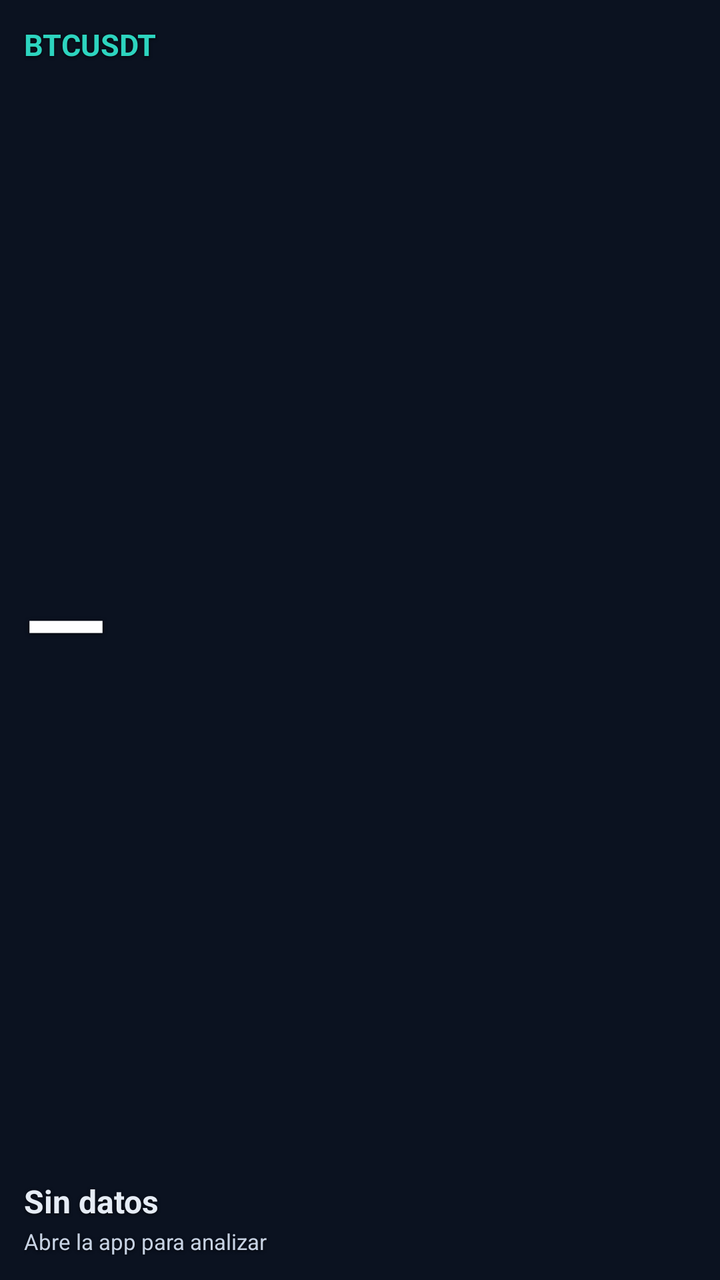
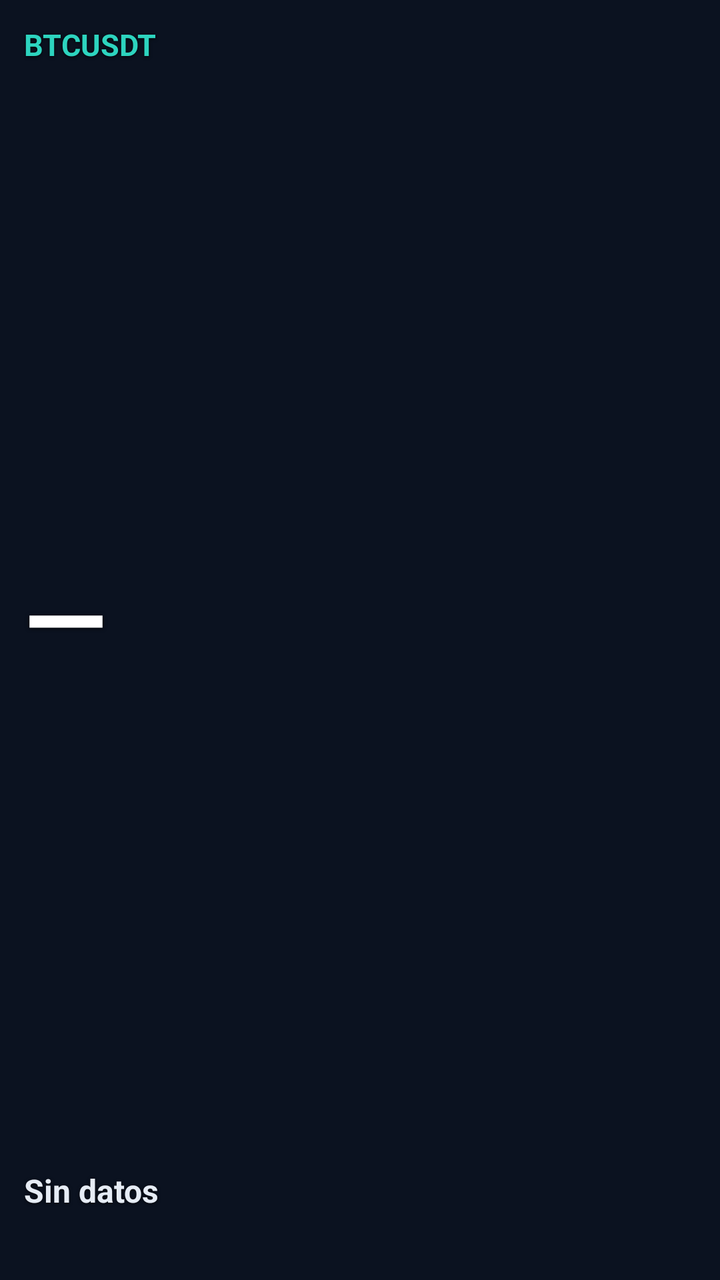

An Android layout rendered at two revisions. The XML below is the earlier revision; the diff shows what the commit changed to produce the second picture.
<!-- AndroidManifest.xml: application theme Theme.OctoTrading -->
<!-- res/layout/widget_octo.xml -->
<?xml version="1.0" encoding="utf-8"?>
<FrameLayout xmlns:android="http://schemas.android.com/apk/res/android"
    android:id="@+id/widget_root"
    android:layout_width="match_parent"
    android:layout_height="match_parent">

    <ImageView
        android:id="@+id/widget_bg_image"
        android:layout_width="match_parent"
        android:layout_height="match_parent"
        android:scaleType="fitXY"
        android:contentDescription="@null" />

    <LinearLayout
        android:layout_width="match_parent"
        android:layout_height="match_parent"
        android:orientation="vertical"
        android:padding="12dp">

        <TextView
            android:id="@+id/widget_symbol"
            android:layout_width="match_parent"
            android:layout_height="wrap_content"
            android:maxLines="1"
            android:textSize="15sp"
            android:autoSizeTextType="uniform"
            android:autoSizeMinTextSize="12sp"
            android:autoSizeMaxTextSize="20sp"
            android:textColor="#2DD4BF"
            android:textStyle="bold"
            android:shadowColor="#CC000000"
            android:shadowDx="0"
            android:shadowDy="1"
            android:shadowRadius="4"
            android:text="BTCUSDT" />

        <TextView
            android:id="@+id/widget_price"
            android:layout_width="match_parent"
            android:layout_height="0dp"
            android:layout_weight="1"
            android:gravity="center_vertical"
            android:maxLines="1"
            android:textSize="30sp"
            android:autoSizeTextType="uniform"
            android:autoSizeMinTextSize="22sp"
            android:autoSizeMaxTextSize="54sp"
            android:textColor="#FFFFFF"
            android:textStyle="bold"
            android:shadowColor="#CC000000"
            android:shadowDx="0"
            android:shadowDy="1"
            android:shadowRadius="5"
            android:text="—" />

        <TextView
            android:id="@+id/widget_action"
            android:layout_width="match_parent"
            android:layout_height="wrap_content"
            android:maxLines="1"
            android:textSize="16sp"
            android:autoSizeTextType="uniform"
            android:autoSizeMinTextSize="13sp"
            android:autoSizeMaxTextSize="22sp"
            android:textColor="#E6ECF5"
            android:textStyle="bold"
            android:shadowColor="#CC000000"
            android:shadowDx="0"
            android:shadowDy="1"
            android:shadowRadius="4"
            android:text="Sin datos" />

        <TextView
            android:id="@+id/widget_hint"
            android:layout_width="match_parent"
            android:layout_height="wrap_content"
            android:maxLines="1"
            android:textSize="11sp"
            android:autoSizeTextType="uniform"
            android:autoSizeMinTextSize="10sp"
            android:autoSizeMaxTextSize="13sp"
            android:paddingTop="2dp"
            android:textColor="#C7D2E3"
            android:shadowColor="#CC000000"
            android:shadowDx="0"
            android:shadowDy="1"
            android:shadowRadius="4"
            android:text="Abre la app para analizar" />

    </LinearLayout>

</FrameLayout>
<!-- resources referenced by this layout -->
<resources>
  <style name="Theme.OctoTrading" parent="android:Theme.Material.NoActionBar">
          <item name="android:statusBarColor">#0B1220</item>
          <item name="android:navigationBarColor">#0B1220</item>
          <item name="android:windowBackground">#0B1220</item>
      </style>
</resources>

<!-- the commit's change to res/layout/widget_octo.xml (unified diff, before → after) -->
@@ -70,22 +70,13 @@
             android:shadowRadius="4"
             android:text="Sin datos" />
 
-        <TextView
-            android:id="@+id/widget_hint"
+        <ImageView
+            android:id="@+id/widget_thermo"
             android:layout_width="match_parent"
-            android:layout_height="wrap_content"
-            android:maxLines="1"
-            android:textSize="11sp"
-            android:autoSizeTextType="uniform"
-            android:autoSizeMinTextSize="10sp"
-            android:autoSizeMaxTextSize="13sp"
-            android:paddingTop="2dp"
-            android:textColor="#C7D2E3"
-            android:shadowColor="#CC000000"
-            android:shadowDx="0"
-            android:shadowDy="1"
-            android:shadowRadius="4"
-            android:text="Abre la app para analizar" />
+            android:layout_height="16dp"
+            android:layout_marginTop="6dp"
+            android:scaleType="fitXY"
+            android:contentDescription="@null" />
 
     </LinearLayout>
 
